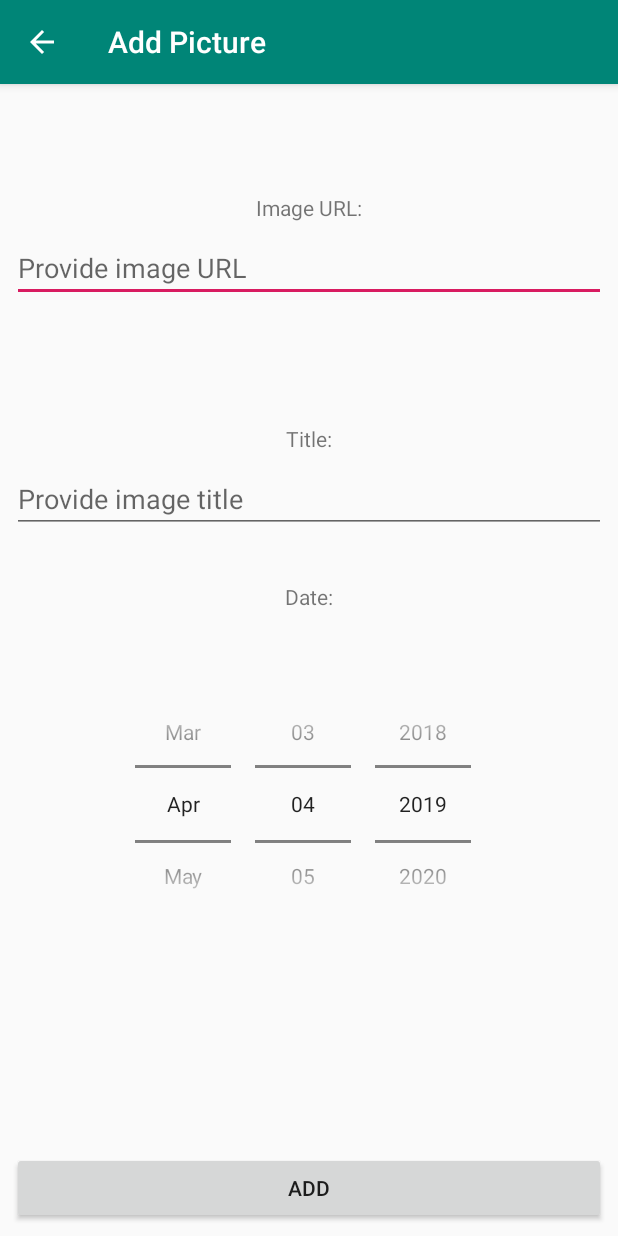
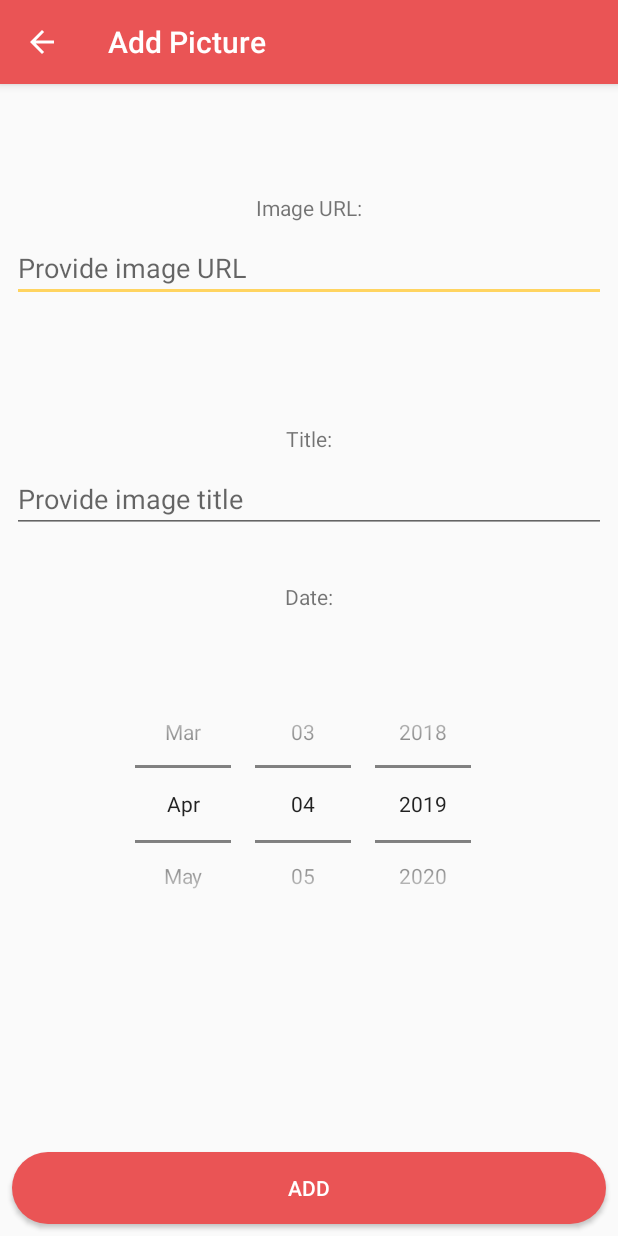
Before and after one commit to FigBar/SWiM, an Android app: the screen it shows after launch (AddPictureActivity), after a tap on "Add Picture", on a phone screen of 412 x 824 dp. Run offline under Robolectric (Android 15) with nearby library versions, the phone set to English and light mode, and no system bars; our stand-ins replace Picasso; libraries missing offline, so code that uses them is left out: com.google.firebase.ml.

Commit message:
refr(labeler): Change styling

```diff
--- a/PictureUploader/app/src/main/java/com/example/pictureuploader/logic/PictureRecord.kt
+++ b/PictureUploader/app/src/main/java/com/example/pictureuploader/logic/PictureRecord.kt
@@ -5,5 +5,4 @@ import kotlinx.android.parcel.Parcelize
 import java.util.*
 
 @Parcelize
-data class PictureRecord(val url: String, val title: String, val date: Calendar) : Parcelable {
-}
+data class PictureRecord(val url: String, val title: String, val date: Calendar) : Parcelable
--- a/PictureUploader/app/src/main/java/com/example/pictureuploader/recycle_view/PictureComponentAdapter.kt
+++ b/PictureUploader/app/src/main/java/com/example/pictureuploader/recycle_view/PictureComponentAdapter.kt
@@ -33,7 +33,8 @@ class PictureComponentAdapter(private val dataSet: MutableList<PictureRecord>, p
 
     override fun onBindViewHolder(holder: PictureComponentViewHolder, position: Int) {
         holder.titleDisplay.text = dataSet[position].title
-        holder.dateDisplay.text = SimpleDateFormat("dd-MM-yyyy", Locale.getDefault()).format(dataSet[position].date.time)
+        holder.dateDisplay.text =
+            SimpleDateFormat("dd-MM-yyyy", Locale.getDefault()).format(dataSet[position].date.time)
         loadPictureAndTags(dataSet[position].url, holder)
 
     }
--- /dev/null
+++ b/PictureUploader/app/src/main/res/drawable/roundedbutton.xml
@@ -0,0 +1,10 @@
+<?xml version="1.0" encoding="utf-8"?>
+<shape xmlns:android="http://schemas.android.com/apk/res/android"
+    android:shape="rectangle">
+    <solid android:color="@color/myPrimary"/>
+    <corners
+        android:bottomRightRadius="50dp"
+        android:bottomLeftRadius="50dp"
+        android:topLeftRadius="50dp"
+        android:topRightRadius="50dp"/>
+</shape>
--- a/PictureUploader/app/src/main/res/layout/activity_add_picture.xml
+++ b/PictureUploader/app/src/main/res/layout/activity_add_picture.xml
@@ -31,11 +31,11 @@
         android:id="@+id/url_label"
         android:layout_width="0dp"
         android:layout_height="wrap_content"
-        android:layout_marginStart="8dp"
-        android:layout_marginEnd="8dp"
-        android:layout_marginBottom="8dp"
+        android:layout_marginStart="@dimen/universal_margin_side"
+        android:layout_marginEnd="@dimen/universal_margin_side"
+        android:layout_marginBottom="@dimen/universal_margin_bottom"
         android:gravity="center"
-        android:text="Image URL:"
+        android:text="@string/image_url"
         app:layout_constraintBottom_toTopOf="@+id/url_input"
         app:layout_constraintEnd_toEndOf="parent"
         app:layout_constraintHorizontal_bias="0.0"
@@ -45,12 +45,12 @@
         android:id="@+id/url_input"
         android:layout_width="0dp"
         android:layout_height="wrap_content"
-        android:layout_marginStart="8dp"
-        android:layout_marginTop="8dp"
-        android:layout_marginEnd="8dp"
-        android:layout_marginBottom="8dp"
+        android:layout_marginStart="@dimen/universal_margin_side"
+        android:layout_marginTop="@dimen/universal_margin_top"
+        android:layout_marginEnd="@dimen/universal_margin_side"
+        android:layout_marginBottom="@dimen/universal_margin_bottom"
         android:ems="10"
-        android:hint="Provide image URL"
+        android:hint="@string/provide_image_url"
         android:inputType="textUri"
         app:layout_constraintBottom_toTopOf="@+id/guideline6"
         app:layout_constraintEnd_toEndOf="parent"
@@ -62,12 +62,12 @@
         android:id="@+id/title_input"
         android:layout_width="0dp"
         android:layout_height="wrap_content"
-        android:layout_marginStart="8dp"
-        android:layout_marginTop="8dp"
-        android:layout_marginEnd="8dp"
-        android:layout_marginBottom="8dp"
+        android:layout_marginStart="@dimen/universal_margin_side"
+        android:layout_marginTop="@dimen/universal_margin_top"
+        android:layout_marginEnd="@dimen/universal_margin_side"
+        android:layout_marginBottom="@dimen/universal_margin_bottom"
         android:ems="10"
-        android:hint="Provide image title"
+        android:hint="@string/provide_image_title"
         android:inputType="textPersonName"
         app:layout_constraintBottom_toTopOf="@+id/guideline7"
         app:layout_constraintEnd_toEndOf="parent"
@@ -79,11 +79,11 @@
         android:id="@+id/title_label"
         android:layout_width="0dp"
         android:layout_height="wrap_content"
-        android:layout_marginStart="8dp"
-        android:layout_marginEnd="8dp"
-        android:layout_marginBottom="8dp"
+        android:layout_marginStart="@dimen/universal_margin_side"
+        android:layout_marginEnd="@dimen/universal_margin_side"
+        android:layout_marginBottom="@dimen/universal_margin_bottom"
         android:gravity="center"
-        android:text="Title:"
+        android:text="@string/title"
         app:layout_constraintBottom_toTopOf="@+id/title_input"
         app:layout_constraintEnd_toEndOf="parent"
         app:layout_constraintHorizontal_bias="0.0"
@@ -93,10 +93,10 @@
         android:id="@+id/date_picker"
         android:layout_width="0dp"
         android:layout_height="0dp"
-        android:layout_marginStart="8dp"
-        android:layout_marginTop="8dp"
-        android:layout_marginEnd="8dp"
-        android:layout_marginBottom="8dp"
+        android:layout_marginStart="@dimen/universal_margin_side"
+        android:layout_marginTop="@dimen/universal_margin_top"
+        android:layout_marginEnd="@dimen/universal_margin_side"
+        android:layout_marginBottom="@dimen/universal_margin_bottom"
         android:calendarViewShown="false"
         android:datePickerMode="spinner"
         app:layout_constraintBottom_toTopOf="@id/guideline9"
@@ -108,12 +108,14 @@
         android:id="@+id/add_picture_button"
         android:layout_width="0dp"
         android:layout_height="wrap_content"
-        android:layout_marginStart="8dp"
-        android:layout_marginTop="8dp"
-        android:layout_marginEnd="8dp"
-        android:layout_marginBottom="8dp"
+        android:layout_marginStart="@dimen/universal_margin_side"
+        android:layout_marginTop="@dimen/universal_margin_top"
+        android:layout_marginEnd="@dimen/universal_margin_side"
+        android:layout_marginBottom="@dimen/universal_margin_bottom"
+        android:background="@drawable/roundedbutton"
+        android:textColor="@color/textColor"
         android:onClick="onAddClicked"
-        android:text="Add"
+        android:text="@string/add"
         app:layout_constraintBottom_toBottomOf="parent"
         app:layout_constraintEnd_toEndOf="parent"
         app:layout_constraintStart_toStartOf="parent"
@@ -124,11 +126,11 @@
         android:id="@+id/date_picker_label"
         android:layout_width="0dp"
         android:layout_height="0dp"
-        android:layout_marginStart="8dp"
-        android:layout_marginTop="8dp"
-        android:layout_marginEnd="8dp"
-        android:layout_marginBottom="8dp"
-        android:text="Date:"
+        android:layout_marginStart="@dimen/universal_margin_side"
+        android:layout_marginTop="@dimen/universal_margin_top"
+        android:layout_marginEnd="@dimen/universal_margin_side"
+        android:layout_marginBottom="@dimen/universal_margin_bottom"
+        android:text="@string/date"
         android:gravity="center"
         app:layout_constraintBottom_toTopOf="@+id/guideline8"
         app:layout_constraintEnd_toEndOf="parent"
--- a/PictureUploader/app/src/main/res/menu/main_menu.xml
+++ b/PictureUploader/app/src/main/res/menu/main_menu.xml
@@ -3,10 +3,9 @@
     xmlns:app="http://schemas.android.com/apk/res-auto">
     <item
         android:id="@+id/add_picture_card"
-        android:icon="@android:drawable/ic_input_add"
-        android:title="@string/add_picture"
         android:checkable="false"
         android:enabled="true"
-        app:showAsAction="always"
-        />
+        android:icon="@drawable/add_menu_icon"
+        android:title="@string/add_picture"
+        app:showAsAction="always" />
 </menu>
--- a/PictureUploader/app/src/main/res/values/colors.xml
+++ b/PictureUploader/app/src/main/res/values/colors.xml
@@ -3,4 +3,9 @@
     <color name="colorPrimary">#008577</color>
     <color name="colorPrimaryDark">#00574B</color>
     <color name="colorAccent">#D81B60</color>
+    <color name="myPrimary">#EA5455</color>
+    <color name="myPrimaryDark">#2D4059</color>
+    <color name="myAccent">#FFD460</color>
+    <color name="pictureItemBackground">#FDFFAB</color>
+    <color name="textColor">#FFFFFF</color>
 </resources>
--- a/PictureUploader/app/src/main/res/values/dimens.xml
+++ b/PictureUploader/app/src/main/res/values/dimens.xml
@@ -4,8 +4,8 @@
     <dimen name="pict_card_radius">5dp</dimen>
     <dimen name="pict_card_elevation">3dp</dimen>
     <dimen name="pict_card_margin">8dp</dimen>
-    <dimen name="pict_card_margin_side">8dp</dimen>
-    <dimen name="pict_card_margin_top">8dp</dimen>
-    <dimen name="pict_card_margin_bottom">8dp</dimen>
+    <dimen name="universal_margin_side">8dp</dimen>
+    <dimen name="universal_margin_top">8dp</dimen>
+    <dimen name="universal_margin_bottom">8dp</dimen>
     <dimen name="pict_main_act_universal_margin">8dp</dimen>
 </resources>
--- a/PictureUploader/app/src/main/res/values/strings.xml
+++ b/PictureUploader/app/src/main/res/values/strings.xml
@@ -1,4 +1,10 @@
 <resources>
     <string name="app_name">PictureUploader</string>
     <string name="add_picture">Add Picture</string>
+    <string name="image_url">Image URL:</string>
+    <string name="provide_image_url">Provide image URL</string>
+    <string name="provide_image_title">Provide image title</string>
+    <string name="title">Title:</string>
+    <string name="add">Add</string>
+    <string name="date">Date:</string>
 </resources>
--- a/PictureUploader/app/src/main/res/values/styles.xml
+++ b/PictureUploader/app/src/main/res/values/styles.xml
@@ -3,9 +3,9 @@
     <!-- Base application theme. -->
     <style name="AppTheme" parent="Theme.AppCompat.Light.DarkActionBar">
         <!-- Customize your theme here. -->
-        <item name="colorPrimary">@color/colorPrimary</item>
-        <item name="colorPrimaryDark">@color/colorPrimaryDark</item>
-        <item name="colorAccent">@color/colorAccent</item>
+        <item name="colorPrimary">@color/myPrimary</item>
+        <item name="colorPrimaryDark">@color/myPrimaryDark</item>
+        <item name="colorAccent">@color/myAccent</item>
     </style>
 
 </resources>
```
Also changed, not shown: PictureUploader/app/src/main/res/layout/picture_card_layout.xml (+31 -30 lines), PictureUploader/app/src/main/res/drawable/add_menu_icon.png (added).
